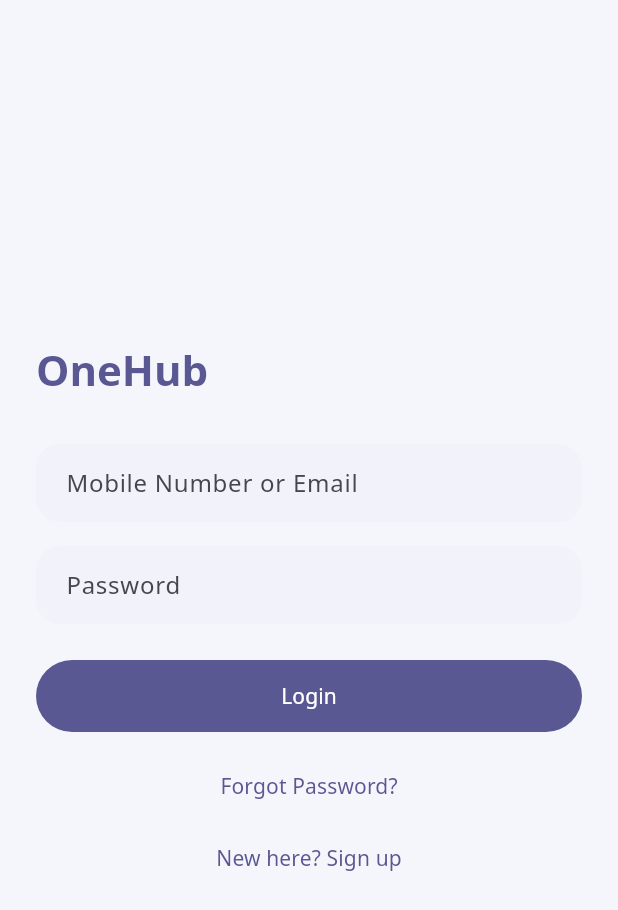
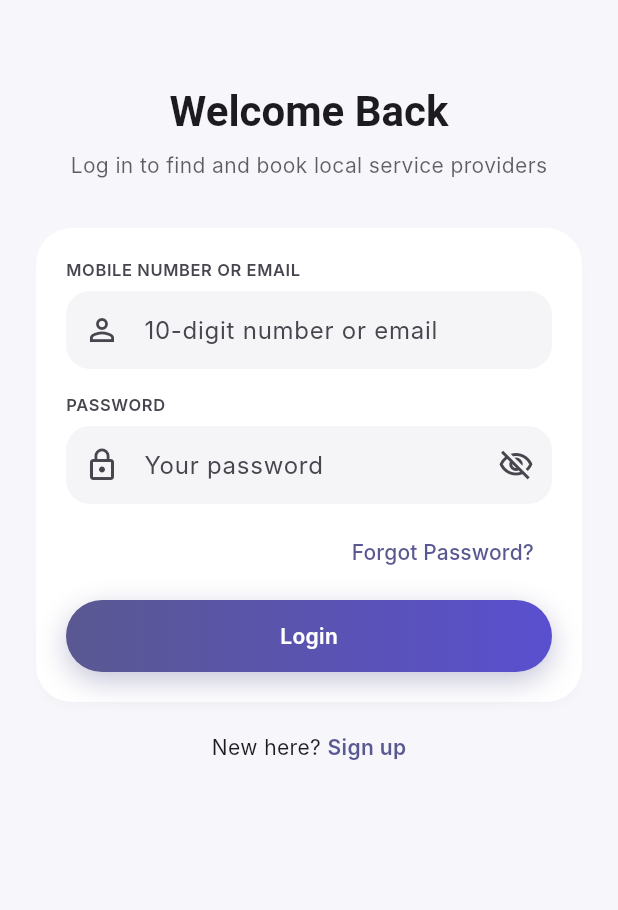
Before and after one commit to avinashkp-96/OneHub, a Flutter app: the screen it shows after launch, on a phone screen of 412 x 824 dp. Shown: the top 910 px of the screen. Run offline on Flutter 3.47's test engine with Material 3 defaults, Android fonts, the phone set to English and light mode, and no system bars; our stand-ins replace flutter_secure_storage; Roboto replaces fonts that are missing (Inter, Noto Sans, Outfit).

Commit message:
Retheme to a Figma Make reference and rebuild customer Login
Second retheme in two days, superseding the indigo/lavender PetCare look:
- Exact accent #6C63FF, replacing the indigo seed.
- Two-font system: Outfit for display/headline/title, Inter for body/label,
  every TextTheme slot set explicitly rather than relying on ThemeData's
  fontFamily-default-plus-merge behavior. Drops Noto Sans's regional-script
  coverage — flagged in CLAUDE.md as a real regression to revisit before
  localization, not re-litigated here since the user handed over an
  explicit font spec.
- PrimaryCta is now a custom gradient pill (InkWell + BoxDecoration
  gradient/shadow) instead of a themed FilledButton, since ButtonStyle has
  no gradient support. Widget tests that found it via FilledButton needed
  updating to find it by PrimaryCta ancestor instead.

Customer LoginScreen rebuilt to match: heading+subtitle above a white
rounded card, icon-in-field inputs, password show/hide toggle, the new
gradient CTA. Scoped to the customer app only (explicitly confirmed) —
provider screens inherit the color/font/shape tokens automatically but
keep their existing layouts.

Verified by running the actual preview (flutter run -d web-server) in both
light and dark mode, not just flutter analyze/test.

```diff
--- /dev/null
+++ b/apps/customer-app/lib/core/widgets/field_label.dart
@@ -0,0 +1,28 @@
+import 'package:flutter/material.dart';
+
+/// Small uppercase field label ("FULL NAME", "MOBILE NUMBER"), per the
+/// Figma reference. Shared between login_screen.dart and signup_screen.dart.
+class FieldLabel extends StatelessWidget {
+  final String text;
+  final bool required;
+  const FieldLabel(this.text, {super.key, this.required = false});
+
+  @override
+  Widget build(BuildContext context) {
+    final style = Theme.of(context).textTheme.labelSmall?.copyWith(
+          fontWeight: FontWeight.w600,
+          letterSpacing: 0.4,
+          color: Theme.of(context).colorScheme.onSurfaceVariant,
+        );
+    if (!required) return Text(text, style: style);
+    return Text.rich(
+      TextSpan(
+        style: style,
+        children: [
+          TextSpan(text: text),
+          TextSpan(text: ' *', style: TextStyle(color: Theme.of(context).colorScheme.error)),
+        ],
+      ),
+    );
+  }
+}
--- a/apps/customer-app/lib/features/auth/login_screen.dart
+++ b/apps/customer-app/lib/features/auth/login_screen.dart
@@ -1,10 +1,14 @@
 import 'package:flutter/material.dart';
 import 'package:onehub_shared/onehub_shared.dart';
 import '../../core/api.dart';
+import '../../core/widgets/field_label.dart';
 import 'signup_screen.dart';
 
 // docx 2.2 — Customer Login. Sign-up (2.1) and Forgot Password (2.5) live in
 // signup_screen.dart and onehub_shared's ResetPasswordScreen respectively.
+// Visual language matches the Figma Make signup reference the user
+// supplied: heading + subtitle above a white rounded card, icon-in-field
+// inputs, a password show/hide toggle, a gradient pill CTA.
 class LoginScreen extends StatefulWidget {
   const LoginScreen({super.key});
 
@@ -16,6 +20,7 @@
   final _mobileOrEmail = TextEditingController();
   final _password = TextEditingController();
   bool _busy = false;
+  bool _obscurePassword = true;
   String? _error;
 
   Future<void> _login() async {
@@ -38,51 +43,92 @@
 
   @override
   Widget build(BuildContext context) {
+    final textTheme = Theme.of(context).textTheme;
     return Scaffold(
       body: SafeArea(
-        child: Padding(
+        child: SingleChildScrollView(
           padding: const EdgeInsets.all(24),
           child: Column(
-            mainAxisAlignment: MainAxisAlignment.center,
             crossAxisAlignment: CrossAxisAlignment.stretch,
             children: [
+              const SizedBox(height: 32),
+              Text('Welcome Back', textAlign: TextAlign.center, style: textTheme.headlineMedium?.copyWith(fontWeight: FontWeight.bold)),
+              const SizedBox(height: 8),
               Text(
-                'OneHub',
-                style: Theme.of(context).textTheme.headlineMedium?.copyWith(
-                      color: Theme.of(context).colorScheme.primary,
-                      fontWeight: FontWeight.bold,
-                    ),
+                'Log in to find and book local service providers',
+                textAlign: TextAlign.center,
+                style: textTheme.bodyMedium?.copyWith(color: textTheme.bodySmall?.color?.withValues(alpha: 0.7)),
               ),
               const SizedBox(height: 32),
+              Card(
+                child: Padding(
+                  padding: const EdgeInsets.all(20),
+                  child: Column(
+                    crossAxisAlignment: CrossAxisAlignment.stretch,
+                    children: [
                       if (_error != null)
                         Padding(
                           padding: const EdgeInsets.only(bottom: 16),
                           child: Text(_error!, style: TextStyle(color: context.statusDanger)),
                         ),
+                      const FieldLabel('MOBILE NUMBER OR EMAIL'),
+                      const SizedBox(height: 6),
                       TextField(
                         controller: _mobileOrEmail,
-                decoration: const InputDecoration(labelText: 'Mobile Number or Email'),
+                        decoration: const InputDecoration(
+                          hintText: '10-digit number or email',
+                          prefixIcon: Icon(Icons.person_outline),
+                        ),
                       ),
                       const SizedBox(height: 16),
+                      const FieldLabel('PASSWORD'),
+                      const SizedBox(height: 6),
                       TextField(
                         controller: _password,
-                obscureText: true,
-                decoration: const InputDecoration(labelText: 'Password'),
+                        obscureText: _obscurePassword,
+                        decoration: InputDecoration(
+                          hintText: 'Your password',
+                          prefixIcon: const Icon(Icons.lock_outline),
+                          suffixIcon: IconButton(
+                            icon: Icon(_obscurePassword ? Icons.visibility_off_outlined : Icons.visibility_outlined),
+                            onPressed: () => setState(() => _obscurePassword = !_obscurePassword),
                           ),
-              const SizedBox(height: 24),
-              PrimaryCta(onPressed: _busy ? null : _login, child: const Text('Login')),
-              const SizedBox(height: 12),
-              TextButton(
+                        ),
+                      ),
+                      const SizedBox(height: 8),
+                      Align(
+                        alignment: Alignment.centerRight,
+                        child: TextButton(
                           onPressed: () => Navigator.of(context).push(
                             MaterialPageRoute(builder: (_) => ResetPasswordScreen(client: api)),
                           ),
                           child: const Text('Forgot Password?'),
                         ),
-              TextButton(
-                onPressed: () => Navigator.of(context).push(
+                      ),
+                      const SizedBox(height: 8),
+                      PrimaryCta(onPressed: _busy ? null : _login, child: const Text('Login')),
+                    ],
+                  ),
+                ),
+              ),
+              const SizedBox(height: 20),
+              Row(
+                mainAxisAlignment: MainAxisAlignment.center,
+                children: [
+                  Text("New here? ", style: textTheme.bodyMedium),
+                  GestureDetector(
+                    onTap: () => Navigator.of(context).push(
                       MaterialPageRoute(builder: (_) => const SignupScreen()),
                     ),
-                child: const Text("New here? Sign up"),
+                    child: Text(
+                      'Sign up',
+                      style: textTheme.bodyMedium?.copyWith(
+                        color: Theme.of(context).colorScheme.primary,
+                        fontWeight: FontWeight.w600,
+                      ),
+                    ),
+                  ),
+                ],
               ),
             ],
           ),
--- a/packages/shared-flutter/lib/src/theme/onehub_colors.dart
+++ b/packages/shared-flutter/lib/src/theme/onehub_colors.dart
@@ -2,22 +2,25 @@
 
 /// Brand palette shared by the customer app and provider app (mobile only —
 /// admin-web keeps its own teal palette in apps/admin-web/src/theme.css for
-/// now). Indigo-on-lavender, matching a reference style the user supplied
-/// directly (a "PetCare" app mockup): soft, friendly, consumer-app register,
-/// a deliberate departure from the earlier deep-teal "trustworthy platform"
-/// look. Status colors are semantic and used directly in widgets rather than
-/// mapped onto Material's primary/secondary/tertiary slots, since
+/// now). Purple-on-white, matching a Figma Make reference the user supplied
+/// directly for the signup screen (exact accent: #6C63FF). Superseded the
+/// earlier indigo-on-lavender "PetCare" reference on 2026-09-23 for the same
+/// reason that one superseded teal: a newer, more specific reference took
+/// priority. Status colors are semantic and used directly in widgets rather
+/// than mapped onto Material's primary/secondary/tertiary slots, since
 /// ColorScheme has no built-in "success"/"warning" concept.
 abstract final class OneHubColors {
-  static const primary = Color(0xFF4F46E5); // indigo
-  static const primaryDark = Color(0xFF818CF8); // lighter indigo, for dark-mode seed
+  static const primary = Color(0xFF6C63FF); // exact accent from the Figma reference
+  static const primaryGradientEnd = Color(0xFF5A4FCF); // deeper purple, for the CTA gradient
+  static const primaryDark = Color(0xFF9D97FF); // lighter purple, for dark-mode seed
+  static const primaryDarkGradientEnd = Color(0xFF7C6FF5);
 
   static const success = Color(0xFF2E7D32);
   static const warning = Color(0xFFF59E0B);
   static const danger = Color(0xFFD32F2F);
 
-  static const surfaceLight = Color(0xFFF5F6FC); // soft lavender-white
-  static const surfaceDark = Color(0xFF15162E); // deep indigo-black
-  static const inputFillLight = Color(0xFFF1F2FA);
+  static const surfaceLight = Color(0xFFF7F7FB); // near-white, matching the reference
+  static const surfaceDark = Color(0xFF15162E);
+  static const inputFillLight = Color(0xFFF5F5F8); // slightly gray field fill, per reference
   static const inputFillDark = Color(0xFF23244A);
 }
--- a/packages/shared-flutter/lib/src/theme/onehub_theme.dart
+++ b/packages/shared-flutter/lib/src/theme/onehub_theme.dart
@@ -5,29 +5,33 @@
 /// should use this instead of building their own ThemeData, so a palette or
 /// typography change only has to happen in one place.
 ///
-/// Style reference: a "PetCare" app mockup the user supplied directly —
-/// indigo-on-lavender, pill-shaped buttons, large-radius shadowed (not
-/// outlined) cards, and a light/transparent app bar with dark text rather
-/// than a bold color bar, which would clash with everything else in that
-/// reference being pastel. Palette and shape language only, not an exact
-/// layout clone of that mockup's specific screens.
+/// Style reference: a Figma Make prototype the user supplied directly for
+/// the signup screen — purple accent (#6C63FF exactly), Outfit for
+/// headings, Inter for body copy, pill-shaped gradient CTAs with a shadow,
+/// large-radius shadowed (not outlined) cards, icon-in-field text inputs.
+/// Superseded an earlier "PetCare"-referenced indigo-on-lavender look on
+/// 2026-09-23 — palette/typography/shape only, not a pixel clone of that
+/// prototype's specific screens.
 ///
-/// Noto Sans over Roboto/Inter: this app's provider base spans Indian cities
-/// and regional-language UI is a near-term ask, not a hypothetical, so the
-/// font needs Devanagari/regional-script coverage from day one rather than a
-/// swap later.
+/// Outfit/Inter over Noto Sans: this drops the Devanagari/regional-script
+/// coverage Noto Sans had, which was chosen earlier specifically for the
+/// provider base's likely regional-language needs. That tradeoff wasn't
+/// re-litigated here — the user handed over an explicit font spec — but
+/// it's a real regression to revisit before any localization work starts
+/// (tracked in CLAUDE.md).
 ///
-/// Referenced by family name rather than through the `google_fonts` package:
-/// that package's runtime API fetches the font over the network the first
-/// time it's used and has no offline fallback, which both broke every widget
-/// test touching this theme and would be a real production risk (a customer
-/// on a bad connection shouldn't be blocked from seeing basic UI text). On
-/// web, `apps/*/web/index.html` loads Noto Sans via a Google Fonts
-/// stylesheet `<link>`. On mobile, until the actual .ttf files are bundled
-/// as assets (tracked as a known gap in CLAUDE.md), this falls back to the
-/// platform's default font rather than failing.
+/// Both fonts are referenced by family name rather than through the
+/// `google_fonts` package: that package's runtime API fetches fonts over
+/// the network with no offline fallback, which broke every widget test
+/// touching this theme and would be a real production risk (a customer on
+/// a bad connection shouldn't be blocked from seeing basic UI text). On
+/// web, `apps/*/web/index.html` loads both via a Google Fonts stylesheet
+/// `<link>`. On mobile, until the actual .ttf files are bundled as assets
+/// (tracked as a known gap in CLAUDE.md), this falls back to the platform's
+/// default font rather than failing.
 abstract final class OneHubTheme {
-  static const fontFamily = 'Noto Sans';
+  static const headingFontFamily = 'Outfit';
+  static const bodyFontFamily = 'Inter';
 
   static ThemeData light() => _build(Brightness.light);
   static ThemeData dark() => _build(Brightness.dark);
@@ -38,27 +42,23 @@
       seedColor: dark ? OneHubColors.primaryDark : OneHubColors.primary,
       brightness: brightness,
     );
+    final textTheme = _textTheme(dark ? ThemeData.dark().textTheme : ThemeData.light().textTheme);
 
     return ThemeData(
       useMaterial3: true,
       colorScheme: colorScheme,
-      fontFamily: fontFamily,
+      textTheme: textTheme,
       scaffoldBackgroundColor: dark ? OneHubColors.surfaceDark : OneHubColors.surfaceLight,
       appBarTheme: AppBarTheme(
         backgroundColor: Colors.transparent,
         foregroundColor: colorScheme.onSurface,
         elevation: 0,
         centerTitle: true,
-        titleTextStyle: TextStyle(
-          color: colorScheme.onSurface,
-          fontFamily: fontFamily,
-          fontSize: 18,
-          fontWeight: FontWeight.w600,
-        ),
+        titleTextStyle: textTheme.titleLarge?.copyWith(fontSize: 18, fontWeight: FontWeight.w600),
       ),
       // Large radius + a soft shadow instead of an outline — cards read as
-      // "floating" on the lavender background, matching the reference,
-      // rather than as bordered Material containers.
+      // "floating" on the background rather than as bordered Material
+      // containers.
       cardTheme: CardThemeData(
         elevation: 2,
         shadowColor: colorScheme.shadow.withValues(alpha: 0.08),
@@ -99,13 +99,42 @@
       ),
     );
   }
+
+  /// Outfit for display/headline/title slots, Inter for body/label — every
+  /// slot is set explicitly rather than relying on ThemeData's fontFamily
+  /// default + textTheme merge behavior, so this is deterministic and
+  /// trivial to unit test.
+  static TextTheme _textTheme(TextTheme base) {
+    TextStyle heading(TextStyle? style) => (style ?? const TextStyle()).copyWith(fontFamily: headingFontFamily);
+    TextStyle body(TextStyle? style) => (style ?? const TextStyle()).copyWith(fontFamily: bodyFontFamily);
+
+    return base.copyWith(
+      displayLarge: heading(base.displayLarge),
+      displayMedium: heading(base.displayMedium),
+      displaySmall: heading(base.displaySmall),
+      headlineLarge: heading(base.headlineLarge),
+      headlineMedium: heading(base.headlineMedium),
+      headlineSmall: heading(base.headlineSmall),
+      titleLarge: heading(base.titleLarge),
+      titleMedium: heading(base.titleMedium),
+      titleSmall: heading(base.titleSmall),
+      bodyLarge: body(base.bodyLarge),
+      bodyMedium: body(base.bodyMedium),
+      bodySmall: body(base.bodySmall),
+      labelLarge: body(base.labelLarge),
+      labelMedium: body(base.labelMedium),
+      labelSmall: body(base.labelSmall),
+    );
+  }
 }
 
 /// A page-level primary CTA ("Login", "Send Request", "Submit Bid") that
-/// spans the full width available. Buttons used inline (e.g. Accept/Reject
-/// side by side in a Row) should stay plain `FilledButton`/`OutlinedButton` —
+/// spans the full width available, rendered as a gradient pill with a soft
+/// shadow, per the reference. Buttons used inline (e.g. Accept/Reject side
+/// by side in a Row) should stay plain `FilledButton`/`OutlinedButton` —
 /// forcing full width there fights the Row's layout instead of the other
-/// widget in it.
+/// widget in it, and the gradient look is meant to read as "the one primary
+/// action on this screen," not as decoration on every button.
 class PrimaryCta extends StatelessWidget {
   final VoidCallback? onPressed;
   final Widget child;
@@ -113,9 +142,45 @@
 
   @override
   Widget build(BuildContext context) {
+    final scheme = Theme.of(context).colorScheme;
+    final dark = Theme.of(context).brightness == Brightness.dark;
+    final gradientEnd = dark ? OneHubColors.primaryDarkGradientEnd : OneHubColors.primaryGradientEnd;
+    final disabled = onPressed == null;
+
     return SizedBox(
       width: double.infinity,
-      child: FilledButton(onPressed: onPressed, child: child),
+      height: 48,
+      child: DecoratedBox(
+        decoration: BoxDecoration(
+          borderRadius: BorderRadius.circular(999),
+          gradient: disabled
+              ? null
+              : LinearGradient(colors: [scheme.primary, gradientEnd], begin: Alignment.centerLeft, end: Alignment.centerRight),
+          color: disabled ? scheme.onSurface.withValues(alpha: 0.12) : null,
+          boxShadow: disabled
+              ? null
+              : [BoxShadow(color: scheme.primary.withValues(alpha: 0.35), blurRadius: 16, offset: const Offset(0, 6))],
+        ),
+        child: Material(
+          type: MaterialType.transparency,
+          child: InkWell(
+            borderRadius: BorderRadius.circular(999),
+            onTap: onPressed,
+            child: Center(
+              child: DefaultTextStyle.merge(
+                style: TextStyle(
+                  color: disabled ? scheme.onSurface.withValues(alpha: 0.38) : scheme.onPrimary,
+                  fontWeight: FontWeight.w600,
+                ),
+                child: IconTheme.merge(
+                  data: IconThemeData(color: disabled ? scheme.onSurface.withValues(alpha: 0.38) : scheme.onPrimary),
+                  child: child,
+                ),
+              ),
+            ),
+          ),
+        ),
+      ),
     );
   }
 }
```
Also changed, not shown: 6 other files. Lines whose indentation alone changed are shown as unchanged.
